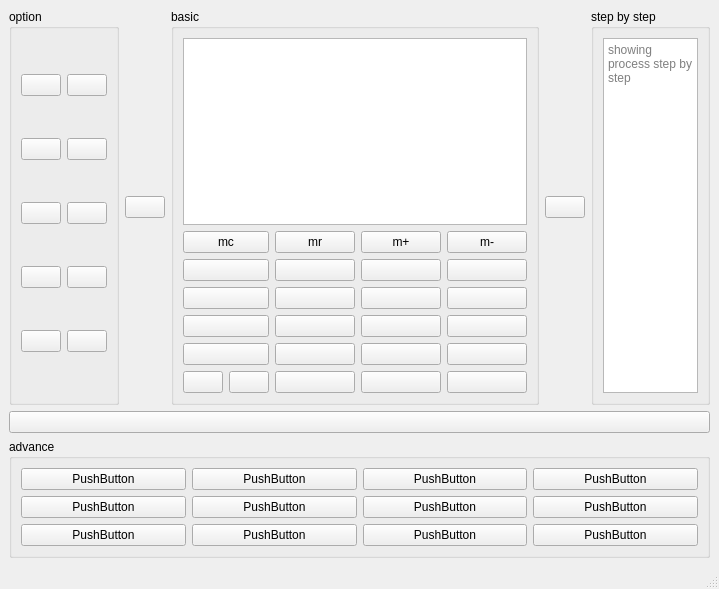
Above: calculator/calculator.ui from UniversityOfIsfahan-DS-00/phase3-mat-mot before the change. Below: the same form after it.
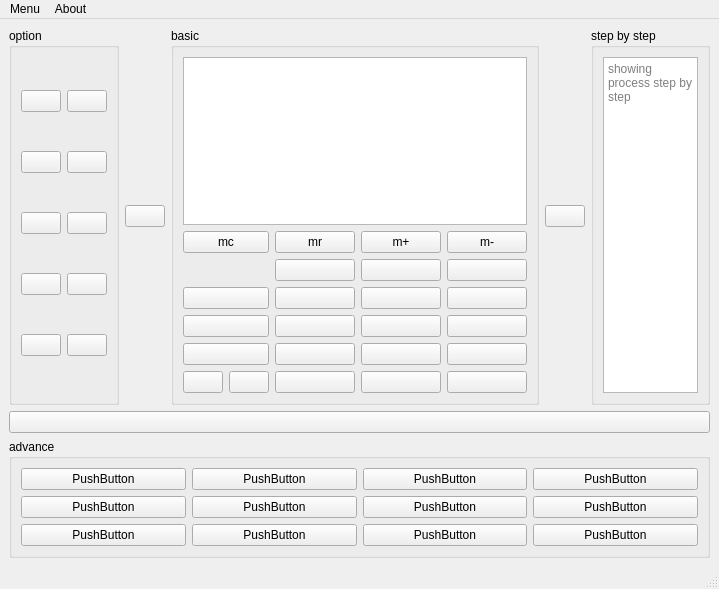
That is the form after the change. Icons and pictures are not drawn.

Commit message: fix some bug and change calculate fu to More efficient fu

The edit to the form file:
```diff
--- a/calculator/calculator.ui
+++ b/calculator/calculator.ui
@@ -34,6 +34,9 @@
   <property name="windowTitle">
    <string>calculator</string>
   </property>
+  <property name="styleSheet">
+   <string notr="true"/>
+  </property>
   <widget class="QWidget" name="centralwidget">
    <layout class="QVBoxLayout" name="verticalLayout">
     <item>
@@ -148,6 +151,9 @@
              <height>16777215</height>
             </size>
            </property>
+           <property name="styleSheet">
+            <string notr="true"/>
+           </property>
           </widget>
          </item>
          <item>
@@ -220,7 +226,10 @@
              </property>
              <property name="icon">
               <iconset>
-               <normaloff>C:/Users/Matin/Desktop/navigate-up-arrow.png</normaloff>C:/Users/Matin/Desktop/navigate-up-arrow.png</iconset>
+               <normaloff>C:/Users/Matin/Desktop/New folder (2)/seven.png</normaloff>C:/Users/Matin/Desktop/New folder (2)/seven.png</iconset>
+             </property>
+             <property name="flat">
+              <bool>true</bool>
              </property>
             </widget>
            </item>
@@ -600,6 +609,24 @@
      <height>25</height>
     </rect>
    </property>
+   <widget class="QMenu" name="menuHistory">
+    <property name="title">
+     <string>Menu</string>
+    </property>
+    <addaction name="actionHistory"/>
+    <addaction name="separator"/>
+    <addaction name="actionExit"/>
+   </widget>
+   <widget class="QMenu" name="menuAbout">
+    <property name="title">
+     <string>About</string>
+    </property>
+    <addaction name="actionHelp"/>
+    <addaction name="actionUS"/>
+    <addaction name="actionDonate"/>
+   </widget>
+   <addaction name="menuHistory"/>
+   <addaction name="menuAbout"/>
   </widget>
   <widget class="QStatusBar" name="statusbar"/>
  </widget>
```
Left out of the diff: 28 changed lines with no effect on the pictures. The commit also changes 2 other files.
